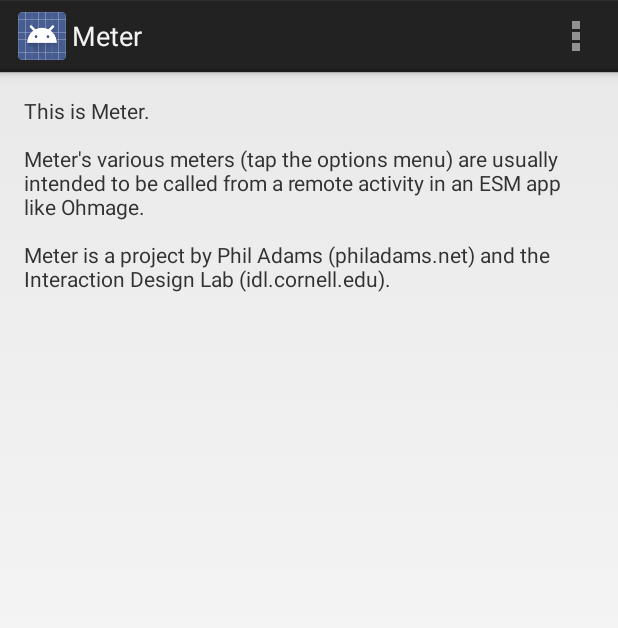
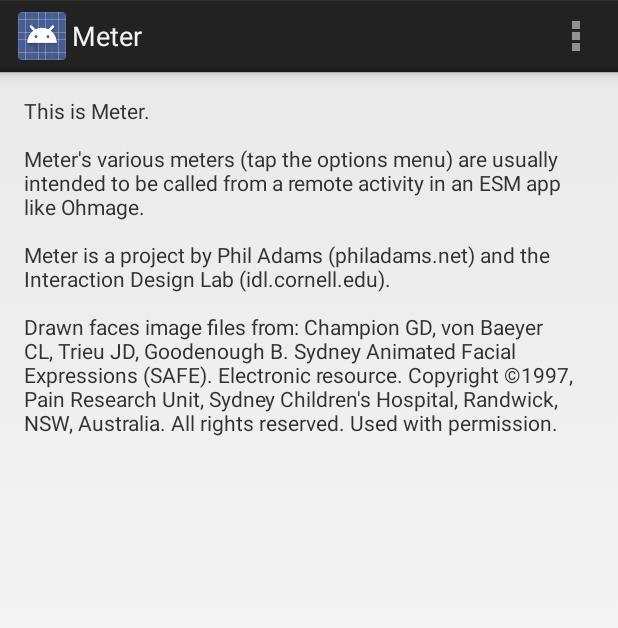
Before and after one commit to philadams-zz/Meter, an Android app: the screen it shows after launch (MeterActivity), on a phone screen of 412 x 824 dp. Shown: the top 628 px of the screen. Run offline under Robolectric (Android 15) with nearby library versions, the phone set to English and light mode, and no system bars.

Commit message:
include citation for SAFE images on home screen

```diff
--- a/app/src/main/res/values/strings.xml
+++ b/app/src/main/res/values/strings.xml
@@ -3,7 +3,7 @@
 
   <string name="app_name">Meter</string>
 
-  <string name="meter_intro">This is Meter.\n\nMeter\'s various meters (tap the options menu) are usually intended to be called from a remote activity in an ESM app like Ohmage.\n\nMeter is a project by Phil Adams (philadams.net) and the Interaction Design Lab (idl.cornell.edu).</string>
+  <string name="meter_intro">This is Meter.\n\nMeter\'s various meters (tap the options menu) are usually intended to be called from a remote activity in an ESM app like Ohmage.\n\nMeter is a project by Phil Adams (philadams.net) and the Interaction Design Lab (idl.cornell.edu).\n\nDrawn faces image files from: Champion GD, von Baeyer CL, Trieu JD, Goodenough B. Sydney Animated Facial Expressions (SAFE). Electronic resource. Copyright ©1997, Pain Research Unit, Sydney Children's Hospital, Randwick, NSW, Australia. All rights reserved. Used with permission.</string>
   <string name="action_meter_one">MeterOne</string>
   <string name="action_vas">VAS</string>
   <string name="action_nrs">NRS</string>
```
